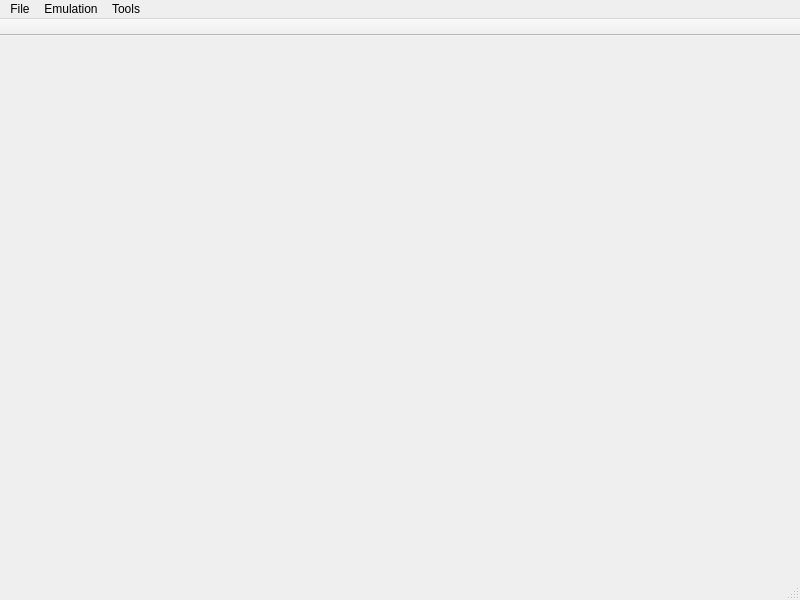
This is src/gui/main_window.ui in ProgrammierPatrick/c64pp as Qt 5 draws it before an edit. The edited form follows.
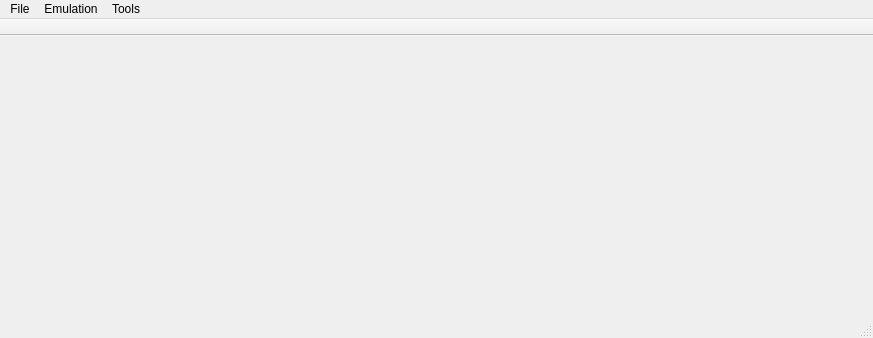
This is the edited form.

```diff
--- a/src/gui/main_window.ui
+++ b/src/gui/main_window.ui
@@ -6,8 +6,8 @@
    <rect>
     <x>0</x>
     <y>0</y>
-    <width>800</width>
-    <height>600</height>
+    <width>873</width>
+    <height>338</height>
    </rect>
   </property>
   <property name="windowTitle">
@@ -19,7 +19,7 @@
     <rect>
      <x>0</x>
      <y>0</y>
-     <width>800</width>
+     <width>873</width>
      <height>26</height>
     </rect>
    </property>
```
